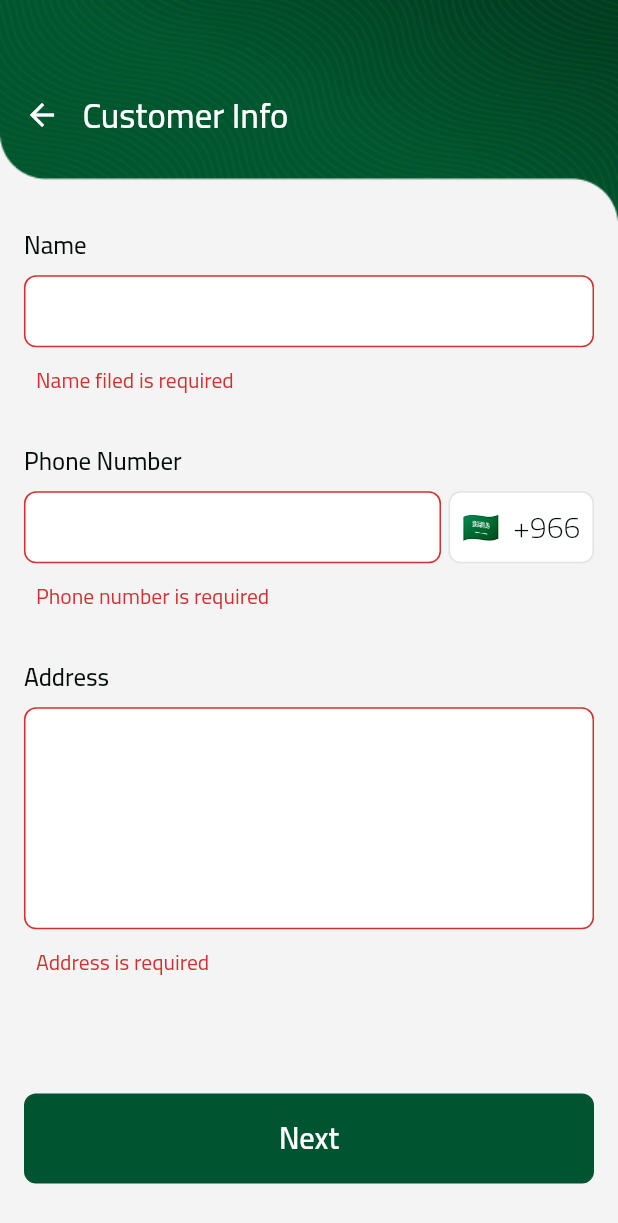
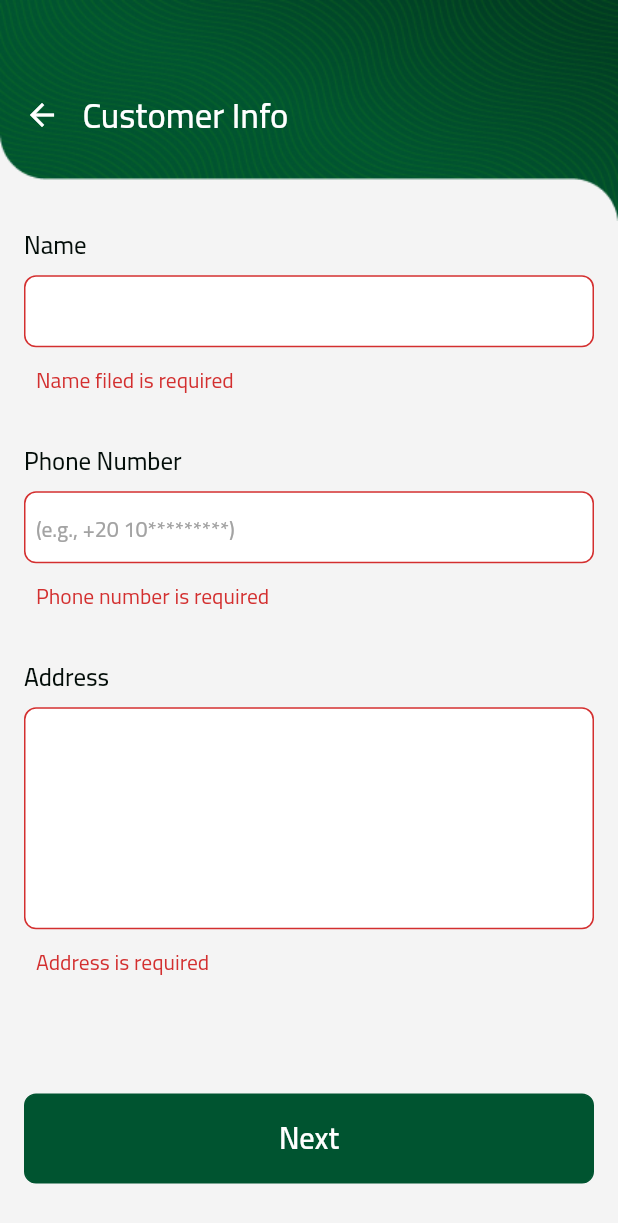
Before and after one commit to mohamedelbendary228/multi-step-order-creation, a Flutter app: the CustomerInfoPage screen opened by its route, after a tap on "Next", on a phone screen of 412 x 824 dp. Shown: the top 1223 px of the screen. Run offline on Flutter 3.47's test engine with Material 3 defaults, Android fonts, the light colour scheme and no system bars; our stand-ins replace country_picker, dropdown_button2, flutter_credit_card, flutter_screenutil, fluttertoast, go_router.

Commit message:
refactor phone input and enhance validation

```diff
--- /dev/null
+++ b/lib/core/utils/country_utils.dart
@@ -0,0 +1 @@
+//
--- a/lib/core/utils/text_input_validators.dart
+++ b/lib/core/utils/text_input_validators.dart
@@ -39,7 +39,7 @@ class TextInputValidators {
   }
 
   static String? phoneValidation(String value) {
-    const String pattern = r'(^(?:[+0]9)?[0-9]{10,12}$)';
+    const String pattern = r'^(\+?\d{1,4})?[\s-]?(\d{3})[\s-]?(\d{3})[\s-]?(\d{4})$';
     final RegExp regExp = RegExp(pattern);
     if (value.trim().isEmpty) {
       return "Phone number is required";
--- a/lib/core/widgets/text_field_label.dart
+++ b/lib/core/widgets/text_field_label.dart
@@ -7,19 +7,21 @@ class TextFieldLabel extends StatelessWidget {
   final String text;
   final double? fontSize;
   final FontWeight? fontWeight;
+  final Color? color;
 
   const TextFieldLabel(
     this.text, {
     super.key,
     this.fontSize,
     this.fontWeight,
+    this.color,
   });
 
   @override
   Widget build(BuildContext context) {
     return AppDefaultText(
       text,
-      color: AppColors.blackColor,
+      color: color ?? AppColors.blackColor,
       fontSize: fontSize?.sp ?? 12.sp,
       fontWeight: fontWeight ?? FontWeight.w500,
     );
--- a/lib/features/home/presentation/pages/home_page.dart
+++ b/lib/features/home/presentation/pages/home_page.dart
@@ -13,7 +13,7 @@ class HomePage extends StatelessWidget {
     return Scaffold(
       floatingActionButton: FloatingActionButton(
         onPressed: () {
-          context.push(Routes.payment);
+          context.push(Routes.customerInfo);
         },
         backgroundColor: Colors.white,
         child: const Icon(
--- a/lib/features/order_steps_flow/presentation/pages/customer_info_page.dart
+++ b/lib/features/order_steps_flow/presentation/pages/customer_info_page.dart
@@ -1,13 +1,10 @@
 import 'package:baridx_order_creation/core/constants/dimensions.dart';
-import 'package:baridx_order_creation/core/resources/app_colors.dart';
 import 'package:baridx_order_creation/core/utils/text_input_validators.dart';
-import 'package:baridx_order_creation/core/widgets/app_deafult_text.dart';
 import 'package:baridx_order_creation/core/widgets/app_headr.dart';
 import 'package:baridx_order_creation/core/widgets/app_text_field.dart';
 import 'package:baridx_order_creation/core/widgets/main_button.dart';
 import 'package:baridx_order_creation/core/widgets/text_field_label.dart';
 import 'package:baridx_order_creation/routes/routes.dart';
-import 'package:country_picker/country_picker.dart';
 import 'package:flutter/material.dart';
 import 'package:go_router/go_router.dart';
 
@@ -24,44 +21,12 @@ class _CustomerInfoPageState extends State<CustomerInfoPage> {
   final TextEditingController phoneController = TextEditingController();
   final TextEditingController addressController = TextEditingController();
 
-  //* initialize default country
-  Country selectedCountry = Country(
-    phoneCode: '966',
-    countryCode: 'SA',
-    e164Sc: 0,
-    geographic: true,
-    level: 1,
-    name: 'Saudi Arabia',
-    example: '500123456',
-    displayName: 'Saudi Arabia (SA) [+966]',
-    displayNameNoCountryCode: 'Saudi Arabia (SA)',
-    e164Key: '966-SA-0',
-  );
-
   @override
   void dispose() {
     nameController.dispose();
     phoneController.dispose();
     addressController.dispose();
     super.dispose();
-  }
-
-  void pickCountry() {
-    showCountryPicker(
-      context: context,
-      countryListTheme: CountryListThemeData(
-        bottomSheetHeight: MediaQuery.of(context).size.height * 0.8,
-        borderRadius: const BorderRadius.horizontal(
-          left: Radius.circular(20),
-          right: Radius.circular(20),
-        ),
-      ),
-      onSelect: (Country country) {
-        setState(() {
-          selectedCountry = country;
-        });
-      },
-    );
   }
 
   void submitCustomerInfo() {
@@ -101,40 +66,11 @@ class _CustomerInfoPageState extends State<CustomerInfoPage> {
                       const SizedBox(height: Dimensions.padding25Px),
                       const TextFieldLabel("Phone Number"),
                       const SizedBox(height: Dimensions.padding5Px),
-                      SizedBox(
-                        child: Row(
-                          crossAxisAlignment: CrossAxisAlignment.start,
-                          children: [
-                            Expanded(
-                              child: AppTextField(
-                                controller: phoneController,
-                                keyboardType: TextInputType.phone,
-                                validator: (value) => TextInputValidators.phoneValidation(value!),
-                              ),
-                            ),
-                            const SizedBox(width: 5),
-                            InkWell(
-                              onTap: pickCountry,
-                              child: Container(
-                                padding: const EdgeInsets.symmetric(horizontal: 8),
-                                height: 48,
-                                alignment: Alignment.center,
-                                decoration: BoxDecoration(
-                                  color: Colors.white,
-                                  border: Border.all(color: AppColors.naturalGray),
-                                  borderRadius: const BorderRadius.all(
-                                    Radius.circular(8),
-                                  ),
-                                ),
-                                child: AppDefaultText(
-                                  "${selectedCountry.flagEmoji}"
-                                  "  +${selectedCountry.phoneCode}",
-                                  fontSize: Dimensions.fontSize14Px,
-                                ),
-                              ),
-                            ),
-                          ],
-                        ),
+                      AppTextField(
+                        controller: phoneController,
+                        keyboardType: TextInputType.phone,
+                        validator: (value) => TextInputValidators.phoneValidation(value!),
+                        hintText: "(e.g., +20 10*********)",
                       ),
                       const SizedBox(height: Dimensions.padding25Px),
                       const TextFieldLabel("Address"),
--- a/pubspec.yaml
+++ b/pubspec.yaml
@@ -25,6 +25,7 @@ dependencies:
   dropdown_button2: ^2.3.9
   fluttertoast: ^8.2.12
   flutter_credit_card: ^4.1.0
+
 
 
 
```
